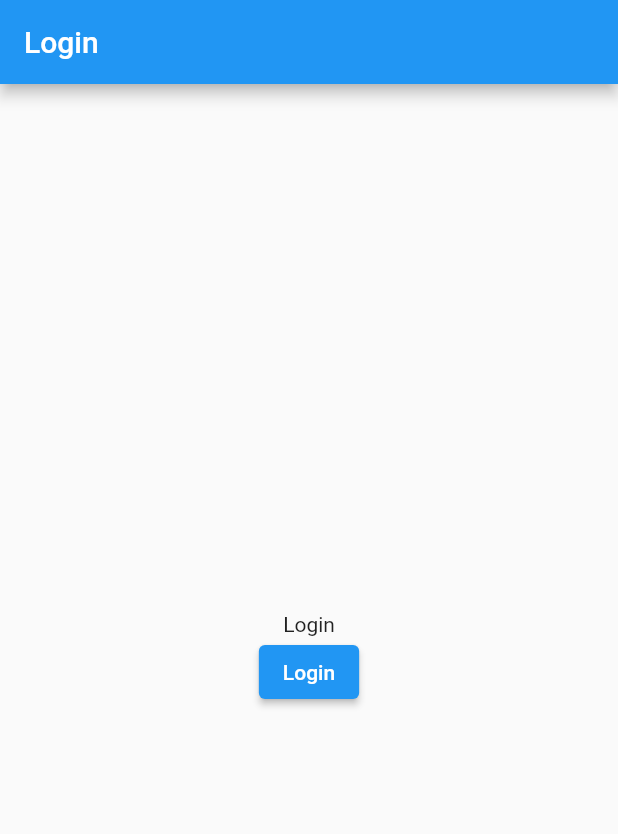
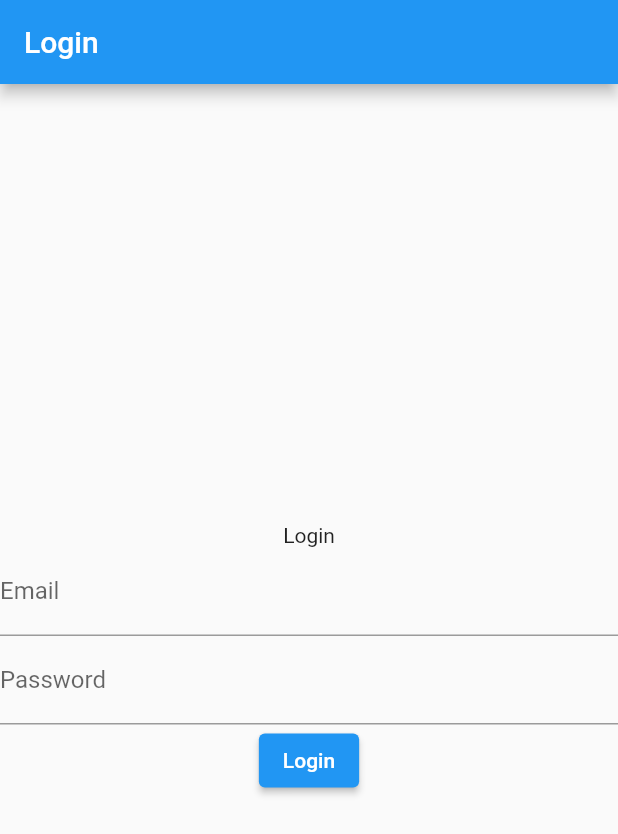
Before and after one commit to wgerez/test-coda, a Flutter app: the screen it shows after launch, on a phone screen of 412 x 824 dp. Shown: the top 834 px of the screen. Run offline on Flutter 3.47's test engine with Material 2 defaults, Android fonts, the phone set to English and light mode, and no system bars; our stand-ins replace get, logger.

Commit message:
Refactor constants and fix login endpoint

```diff
--- a/lib/src/bindings/auth_bindings.dart
+++ b/lib/src/bindings/auth_bindings.dart
@@ -1,8 +1,9 @@
 import 'package:get/get.dart';
 import 'package:http/http.dart' as http;
+
 import 'package:test/src/data/provider/auth_api.dart';
 import 'package:test/src/data/repository/auth_repository.dart';
-import 'package:test/src/domain/controllers/login_controller.dart';
+import 'package:test/src/domain/controllers/auth_controller.dart';
 
 class AuthBindings extends Bindings {
   @override
--- a/lib/src/core/constants.dart
+++ b/lib/src/core/constants.dart
@@ -1,3 +1,5 @@
 abstract class Constants {
-  static Uri baseUrl = Uri.parse('https://agency-coda.uc.r.appspot.com');
+  //CONSTANT ENDPOINTS
+  static String baseUrl = 'https://agency-coda.uc.r.appspot.com';
+  static String authUrl = '$baseUrl/mia-auth/login';
 }
--- a/lib/src/data/models/auth_model.dart
+++ b/lib/src/data/models/auth_model.dart
@@ -97,8 +97,8 @@ class Response {
 }
 
 class Auth {
-  final String userName;
+  final String email;
   final String password;
 
-  Auth(this.userName, this.password);
+  Auth({required this.email, required this.password});
 }
--- a/lib/src/data/provider/auth_api.dart
+++ b/lib/src/data/provider/auth_api.dart
@@ -11,11 +11,12 @@ class AuthClient {
 
   login({required Auth user}) async {
     final Map data = {
-      'email': user.userName,
+      'email': user.email,
       'password': user.password,
     };
     try {
-      final response = await httpClient.post(Constants.baseUrl, body: data);
+      final url = Uri.parse(Constants.authUrl);
+      final response = await httpClient.post(url, body: data);
       if (response.statusCode == 200) {
         SystemLogger.verbose(this, response.body);
         return response.body;
--- a/lib/src/domain/controllers/login_controller.dart
+++ b/lib/src/domain/controllers/auth_controller.dart
@@ -1,3 +1,4 @@
+import 'package:flutter/cupertino.dart';
 import 'package:get/get.dart';
 import 'package:test/src/data/models/auth_model.dart';
 import 'package:test/src/data/repository/auth_repository.dart';
@@ -7,10 +8,14 @@ class AuthController extends GetxController {
 
   AuthController({required this.authRepository});
 
+  TextEditingController emailController = TextEditingController();
+  TextEditingController passwordController = TextEditingController();
+
   final _authUser = AuthModel().obs;
   get authUser => _authUser.value;
 
-  login(Auth user) {
+  login({required String email, required String password}) async {
+    Auth user = Auth(email: email, password: password);
     authRepository.login(user).then((value) {
       _authUser.value = value;
     });
--- a/lib/src/views/pages/login_page.dart
+++ b/lib/src/views/pages/login_page.dart
@@ -1,7 +1,9 @@
 import 'package:flutter/material.dart';
 import 'package:get/get.dart';
 
-class LoginPage extends StatelessWidget {
+import 'package:test/src/domain/controllers/auth_controller.dart';
+
+class LoginPage extends GetView<AuthController> {
   const LoginPage({Key? key}) : super(key: key);
 
   @override
@@ -15,10 +17,26 @@ class LoginPage extends StatelessWidget {
           mainAxisAlignment: MainAxisAlignment.center,
           children: <Widget>[
             Text('login'.tr),
+            TextFormField(
+              controller: controller.emailController,
+              decoration: const InputDecoration(
+                labelText: 'Email',
+              ),
+            ),
+            TextFormField(
+              controller: controller.passwordController,
+              //obscureText: true,
+              decoration: const InputDecoration(
+                labelText: 'Password',
+              ),
+            ),
             ElevatedButton(
               child: Text('login'.tr),
               onPressed: () {
-                Navigator.pushNamed(context, '/home');
+                controller.login(
+                  email: controller.emailController.text,
+                  password: controller.passwordController.text,
+                );
               },
             ),
           ],
```
